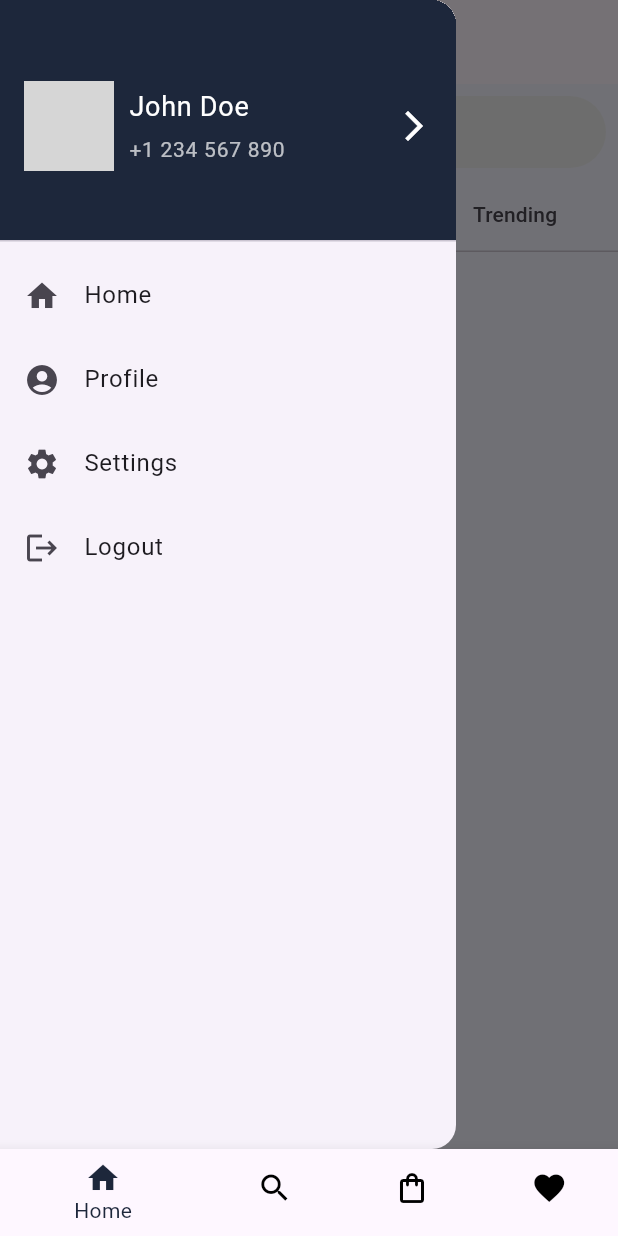
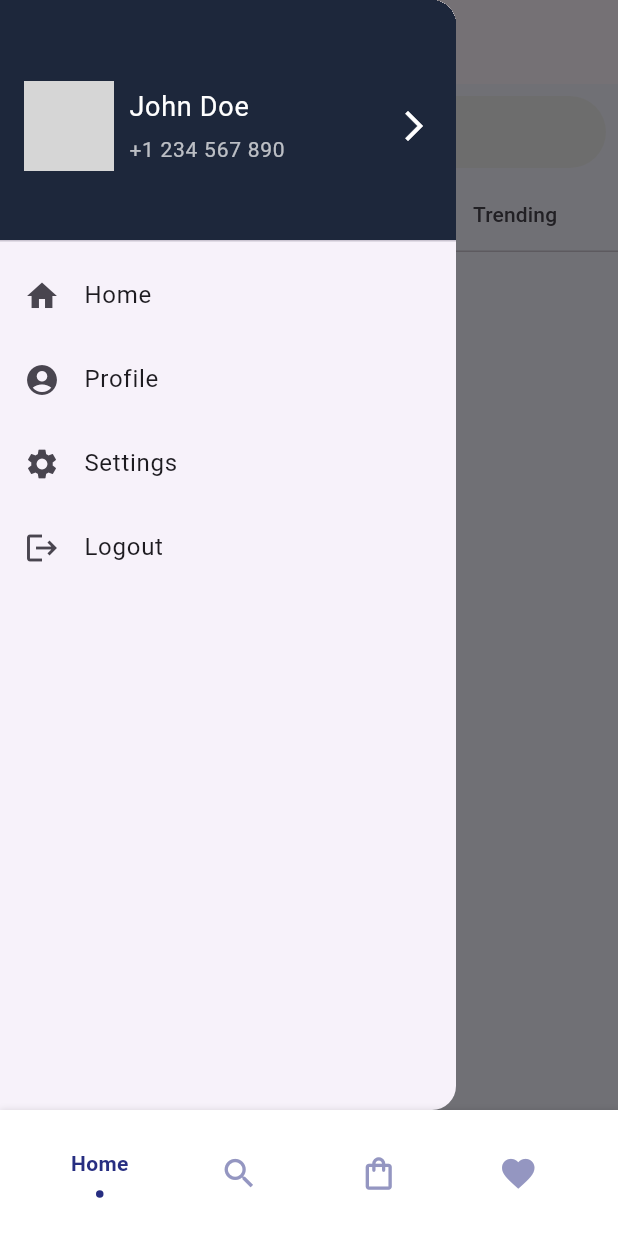
Before and after one commit to Amaldas467/hostel_app, a Flutter app: the MainScreen screen opened by its route, tab 2 chosen, in the side drawer, after a tap on "Home", on a phone screen of 412 x 824 dp. Run offline on Flutter 3.47's test engine with Material 3 defaults, Android fonts, the phone set to English and light mode, and no system bars; drawn by our look-alikes of flashy_tab_bar2; our stand-ins replace carousel_slider, stacked, stacked_services, stacked_shared; network calls fail; statements that could not run were skipped; grey boxes are pictures that could not be loaded.

Commit message:
more changes

```diff
--- a/lib/screens/mainscreen/mainscreen.dart
+++ b/lib/screens/mainscreen/mainscreen.dart
@@ -3,7 +3,6 @@ import 'package:hostel_app/screens/bookingscreen/booking.dart';
 import 'package:hostel_app/screens/favouritescreen/favourites.dart';
 import 'package:hostel_app/screens/homescreen/homescreen_view.dart';
 import 'package:hostel_app/screens/search_screen/search_view.dart';
-
 import 'package:hostel_app/widgets/bottom_nav.dart';
 
 class MainScreen extends StatefulWidget {
@@ -17,8 +16,9 @@ class _MainScreenState extends State<MainScreen> {
   final List<Widget> _pages = [
     HomeScreen(),
     SearchScreen(),
-    Booking(), // Assume BookingScreen is a valid widget
-    Favourites(), // Assume FavoritesScreen is a valid widget
+    Booking(),
+    Favourites(),
+    // You might want to add a new page corresponding to '한국어'
   ];
 
   void _onItemTapped(int index) {
--- a/lib/widgets/bottom_nav.dart
+++ b/lib/widgets/bottom_nav.dart
@@ -1,4 +1,5 @@
 import 'package:flutter/material.dart';
+import 'package:flashy_tab_bar2/flashy_tab_bar2.dart'; // Correct import
 import '../constants/colorconstants.dart';
 
 class BottomNav extends StatelessWidget {
@@ -13,30 +14,41 @@ class BottomNav extends StatelessWidget {
 
   @override
   Widget build(BuildContext context) {
-    return BottomNavigationBar(
-      currentIndex: selectedIndex,
-      onTap: (index) {
-        onItemTapped(index);
+    return FlashyTabBar(
+      selectedIndex: selectedIndex,
+      showElevation: true, // Shows shadow below the tab bar
+      onItemSelected: (index) {
+        onItemTapped(
+            index); // Ensure this is correctly set to update the selected index
       },
-      selectedItemColor: AppColors.mirage,
-      unselectedItemColor: Colors.black,
-      iconSize: 24,
-      items: const [
-        BottomNavigationBarItem(
-          icon: Icon(Icons.home),
-          label: 'Home',
+      items: [
+        FlashyTabBarItem(
+          icon: Icon(
+            Icons.home,
+            size: 26,
+          ),
+          title: Text('Home'),
         ),
-        BottomNavigationBarItem(
-          icon: Icon(Icons.search),
-          label: 'Search',
+        FlashyTabBarItem(
+          icon: Icon(
+            Icons.search,
+            size: 26,
+          ),
+          title: Text('Search'),
         ),
-        BottomNavigationBarItem(
-          icon: Icon(Icons.shopping_bag_outlined),
-          label: 'Booking',
+        FlashyTabBarItem(
+          icon: Icon(
+            Icons.shopping_bag_outlined,
+            size: 26,
+          ),
+          title: Text('Booking'),
         ),
-        BottomNavigationBarItem(
-          icon: Icon(Icons.favorite),
-          label: 'Favorites',
+        FlashyTabBarItem(
+          icon: Icon(
+            Icons.favorite,
+            size: 26,
+          ),
+          title: Text('Favorites'),
         ),
       ],
     );
--- a/pubspec.yaml
+++ b/pubspec.yaml
@@ -42,6 +42,8 @@ dependencies:
   buttons_tabbar: ^1.3.13
   carousel_slider: ^5.0.0
   stacked_generator: ^1.6.1
+  flashy_tab_bar2: ^0.0.10
+  slide_switcher: ^1.1.2
 
 dev_dependencies:
   flutter_test:
```
Also changed, not shown: pubspec.lock.
